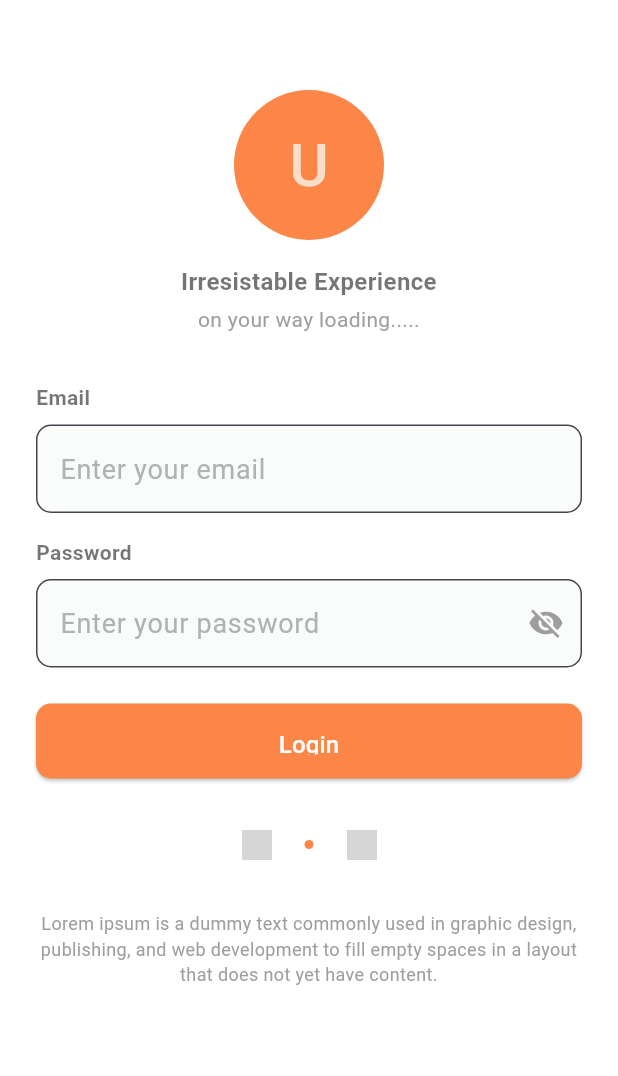
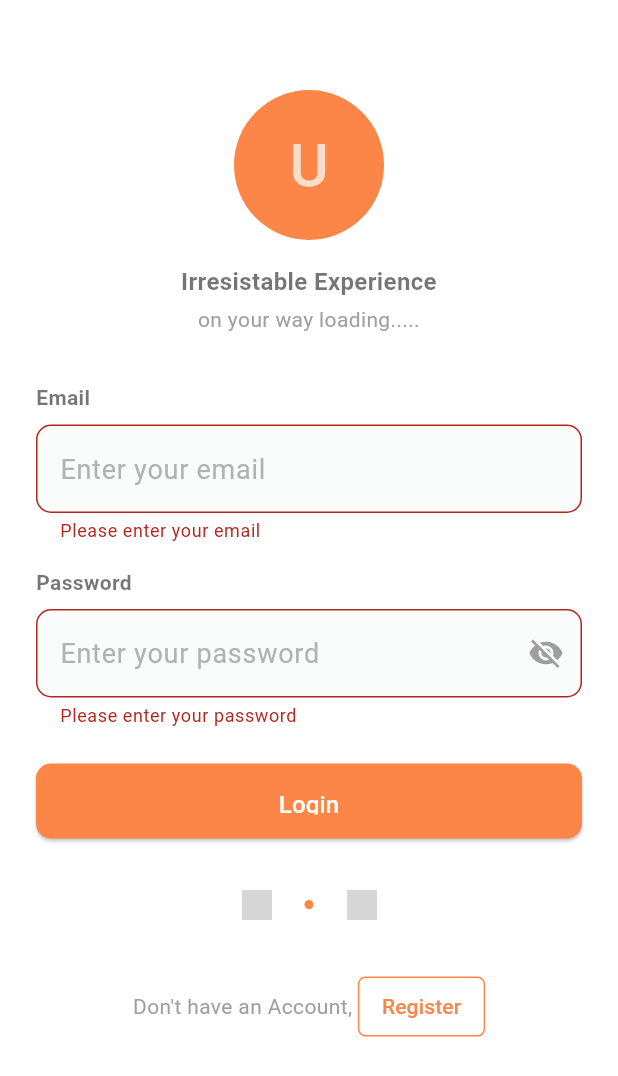
Before and after one commit to AkshatChauhanGIT/pizzaslice, a Flutter app: the screen it shows after launch, after a tap on "Login", on a phone screen of 412 x 824 dp. Shown: the top 1076 px of the screen. Run offline on Flutter 3.47's test engine with Material 3 defaults, Android fonts, the phone set to English and light mode, and no system bars; our stand-ins replace device_preview; grey boxes are pictures that could not be loaded.

Commit message:
updated footer

```diff
--- a/lib/core/theme.dart
+++ b/lib/core/theme.dart
@@ -10,7 +10,7 @@ class AppTheme {
   static const Color inputHintColor = Color(0xFFB0B3B2);
 
   static ThemeData lightTheme = ThemeData(
-    primaryColor: Colors.blue,
+    primaryColor: themeBgColor,
     scaffoldBackgroundColor: Colors.white,
     appBarTheme: const AppBarTheme(
       backgroundColor: Colors.blue,
@@ -43,10 +43,20 @@ class AppTheme {
       focusedBorder: OutlineInputBorder(
         borderRadius: BorderRadius.circular(inputBorderRadius),
         borderSide: BorderSide(color: themeBgColor)
-
       ),
       filled: true,
       fillColor: inputBgColor,
     ),
+    outlinedButtonTheme: OutlinedButtonThemeData(
+      style: OutlinedButton.styleFrom(
+        backgroundColor: Colors.white,
+        foregroundColor: themeBgColor,
+        side: BorderSide(color: themeBgColor),
+        padding: const EdgeInsets.symmetric(horizontal: 16, vertical: 8),
+        shape: RoundedRectangleBorder(
+          borderRadius: BorderRadius.circular(5),
+        ),
+      ),
+    ),
   );
 }
--- a/lib/presentation/screens/home/home_screen.dart
+++ b/lib/presentation/screens/home/home_screen.dart
@@ -1,8 +1,42 @@
 import 'package:flutter/material.dart';
 import 'package:pizzaslice/core/theme.dart';
 
-class HomeScreen extends StatelessWidget {
+class HomeScreen extends StatefulWidget {
   const HomeScreen({super.key});
+
+  @override
+  HomeScreenState createState() => HomeScreenState();
+}
+
+class HomeScreenState extends State<HomeScreen> {
+  final _formKey = GlobalKey<FormState>(); // Form key for validation
+  final _emailController =
+      TextEditingController(); // Controller for email field
+  final _passwordController =
+      TextEditingController(); // Controller for password field
+  bool _isLoading = false; // To track loading state
+
+  // Function to call the login API
+  Future<void> _loginUser(String email, String password) async {
+    setState(() {
+      _isLoading = true; // Show loading indicator
+    });
+
+    try {
+      ScaffoldMessenger.of(
+        context,
+      ).showSnackBar(SnackBar(content: Text('Login successful: message')));
+    } catch (e) {
+      // Handle network or other errors
+      ScaffoldMessenger.of(
+        context,
+      ).showSnackBar(SnackBar(content: Text('Error: $e')));
+    } finally {
+      setState(() {
+        _isLoading = false; // Hide loading indicator
+      });
+    }
+  }
 
   @override
   Widget build(BuildContext context) {
@@ -10,12 +44,13 @@ class HomeScreen extends StatelessWidget {
       body: SingleChildScrollView(
         child: Padding(
           padding: const EdgeInsets.symmetric(horizontal: 24),
+          child: Form(
+            key: _formKey, // Assign the form key
             child: Column(
               mainAxisAlignment: MainAxisAlignment.center,
               crossAxisAlignment: CrossAxisAlignment.center,
               children: [
                 const SizedBox(height: 60), // Top spacing
-
                 // Profile Avatar
                 _buildProfileAvatar(),
 
@@ -30,6 +65,18 @@ class HomeScreen extends StatelessWidget {
                 _buildInputField(
                   label: "Email",
                   hintText: "Enter your email",
+                  controller: _emailController,
+                  validator: (value) {
+                    if (value == null || value.isEmpty) {
+                      return 'Please enter your email';
+                    }
+                    if (!RegExp(
+                      r'^[\w-\.]+@([\w-]+\.)+[\w-]{2,4}$',
+                    ).hasMatch(value)) {
+                      return 'Please enter a valid email';
+                    }
+                    return null;
+                  },
                 ),
 
                 const SizedBox(height: 16),
@@ -39,6 +86,13 @@ class HomeScreen extends StatelessWidget {
                   label: "Password",
                   hintText: "Enter your password",
                   isPassword: true,
+                  controller: _passwordController,
+                  validator: (value) {
+                    if (value == null || value.isEmpty) {
+                      return 'Please enter your password';
+                    }
+                    return null;
+                  },
                 ),
 
                 const SizedBox(height: 24),
@@ -61,6 +115,7 @@ class HomeScreen extends StatelessWidget {
             ),
           ),
         ),
+      ),
     );
   }
 
@@ -71,10 +126,7 @@ class HomeScreen extends StatelessWidget {
       backgroundColor: AppTheme.themeBgColor,
       child: const Text(
         "U",
-        style: TextStyle(
-          fontSize: 40,
-          color: AppTheme.themeBgColorLight,
-        ),
+        style: TextStyle(fontSize: 40, color: AppTheme.themeBgColorLight),
       ),
     );
   }
@@ -103,6 +155,8 @@ class HomeScreen extends StatelessWidget {
     required String label,
     required String hintText,
     bool isPassword = false,
+    TextEditingController? controller,
+    String? Function(String?)? validator,
   }) {
     return Column(
       crossAxisAlignment: CrossAxisAlignment.start,
@@ -112,14 +166,17 @@ class HomeScreen extends StatelessWidget {
           style: const TextStyle(fontSize: 14, fontWeight: FontWeight.bold),
         ),
         const SizedBox(height: 8),
-        TextField(
+        TextFormField(
           obscureText: isPassword,
+          controller: controller,
+          autovalidateMode: AutovalidateMode.onUserInteraction,
           decoration: InputDecoration(
             hintText: hintText,
             suffixIcon: isPassword
                 ? const Icon(Icons.visibility_off, color: Colors.grey)
                 : null,
           ),
+          validator: validator,
         ),
       ],
     );
@@ -131,12 +188,30 @@ class HomeScreen extends StatelessWidget {
       width: double.infinity,
       height: 50,
       child: ElevatedButton(
-        onPressed: () {},
+        onPressed:
+            _isLoading
+                ? null // Disable button when loading
+                : () async {
+                  // Validate the form
+                  if (_formKey.currentState!.validate()) {
+                    // If the form is valid, proceed with login
+                    final email = _emailController.text;
+                    final password = _passwordController.text;
+
+                    // Call the API
+                    await _loginUser(email, password);
+                  }
+                },
         style: ElevatedButton.styleFrom(
           backgroundColor: AppTheme.themeBgColor,
           foregroundColor: Colors.white,
         ),
-        child: const Text("Login", style: TextStyle(fontSize: 16)),
+        child:
+            _isLoading
+                ? const CircularProgressIndicator(
+                  color: Colors.white,
+                ) // Show loading indicator
+                : const Text("Login", style: TextStyle(fontSize: 16)),
       ),
     );
   }
@@ -164,10 +239,7 @@ class HomeScreen extends StatelessWidget {
         CircleAvatar(
           radius: 20,
           backgroundColor: Colors.white,
-          child: Image.asset(
-            'assets/images/google-logo-sm.png',
-            width: 20,
-          ),
+          child: Image.asset('assets/images/google-logo-sm.png', width: 20),
         ),
       ],
     );
@@ -175,10 +247,23 @@ class HomeScreen extends StatelessWidget {
 
   // Footer Text Widget
   Widget _buildFooterText() {
-    return const Text(
-      "Lorem ipsum is a dummy text commonly used in graphic design, publishing, and web development to fill empty spaces in a layout that does not yet have content.",
-      style: TextStyle(fontSize: 12, color: Colors.grey),
-      textAlign: TextAlign.center,
+    return Row(
+      mainAxisAlignment: MainAxisAlignment.center,
+      children: [
+        const Text(
+          "Don't have an Account, ",
+          style: TextStyle(fontSize: 14, color: Colors.grey),
+        ),
+        OutlinedButton(
+          onPressed: () {
+            /* will handle onclick here */
+          },
+          child: const Text(
+            "Register",
+            style: TextStyle(fontSize: 14),
+          ),
+        ),
+      ],
     );
   }
 }
```
Lines whose indentation alone changed are shown as unchanged.
